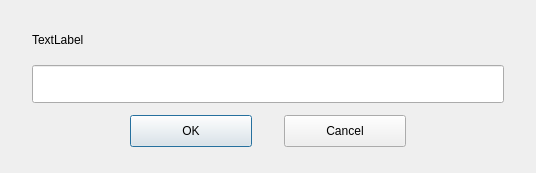
First picture: the form in UI/forms/XLNameDialog.ui, repository gechangli/obs-studio, before the edit.
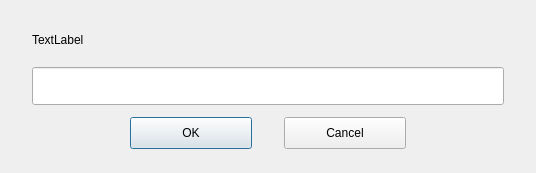
Second picture: the form after the edit.

Commit message: show custom title in windows

Patch:
```diff
--- a/UI/forms/XLNameDialog.ui
+++ b/UI/forms/XLNameDialog.ui
@@ -24,13 +24,13 @@
     <number>32</number>
    </property>
    <property name="topMargin">
-    <number>26</number>
+    <number>24</number>
    </property>
    <property name="rightMargin">
     <number>32</number>
    </property>
    <property name="bottomMargin">
-    <number>26</number>
+    <number>24</number>
    </property>
    <item>
     <widget class="QLabel" name="label">
```
The commit also changes 2 other files.
